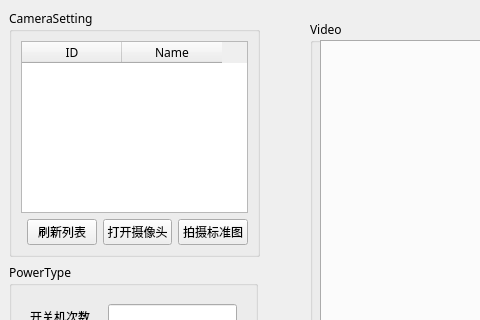
Old version of the form tvsupervisory/mainwindow.ui in the repository jeffreyyjp/TvSupervision; both pictures show x 0 to 480 and y 0 to 320 of the 1176 by 689 pixel window.
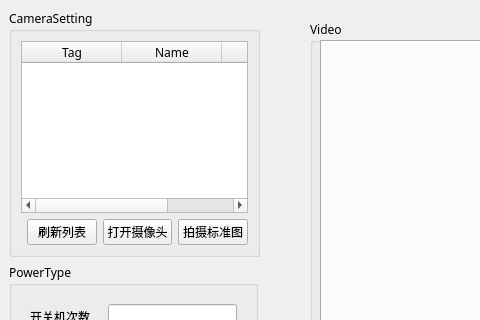
New version of the form. Icons and pictures are not drawn.

Commit message: fix repeatedly adding camera pages

Patch:
```diff
--- a/tvsupervisory/mainwindow.ui
+++ b/tvsupervisory/mainwindow.ui
@@ -45,11 +45,11 @@
     <item row="0" column="0" colspan="4">
      <widget class="QTableWidget" name="camera_table">
       <property name="columnCount">
-       <number>2</number>
+       <number>3</number>
       </property>
       <column>
        <property name="text">
-        <string>ID</string>
+        <string>Tag</string>
        </property>
       </column>
       <column>
@@ -57,6 +57,11 @@
         <string>Name</string>
        </property>
       </column>
+      <column>
+       <property name="text">
+        <string>ID</string>
+       </property>
+      </column>
      </widget>
     </item>
     <item row="1" column="1">
```
The commit also changes 2 other files.
